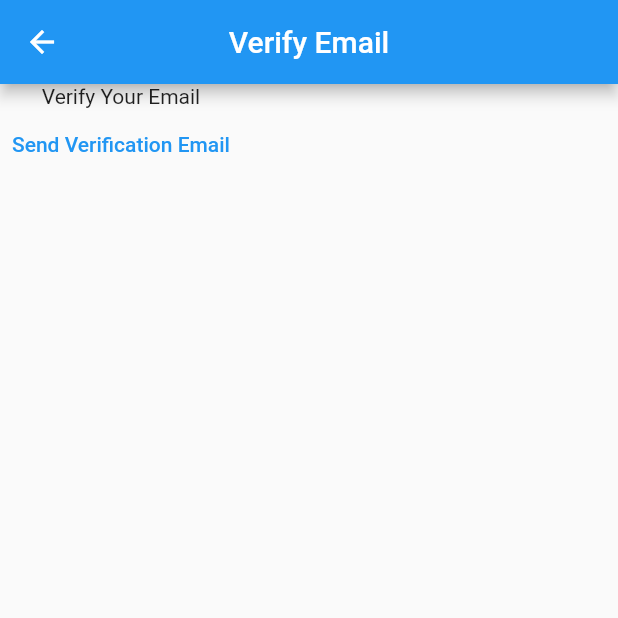
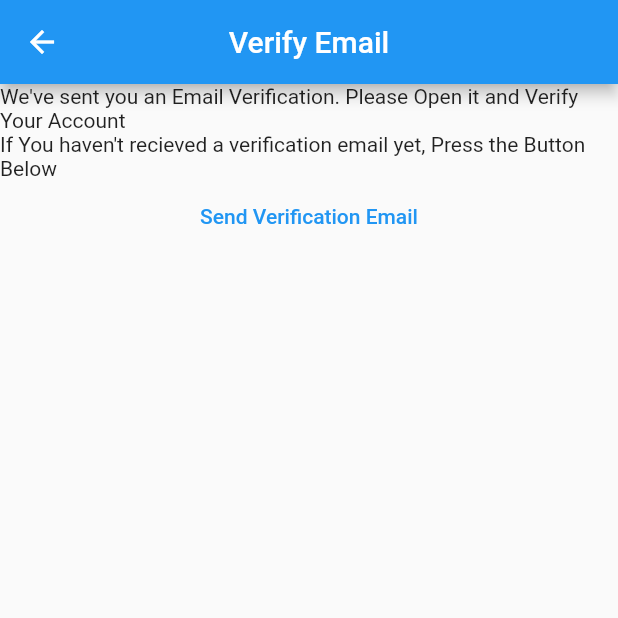
Before and after one commit to Faisal-Ismail65/mynotes, a Flutter app: the VerifyEmailView screen opened directly, on a phone screen of 412 x 824 dp, the top half of it. Run offline on Flutter 3.47's test engine with Material 2 defaults, Android fonts, the phone set to English and light mode, and no system bars; our stand-ins replace firebase_auth, firebase_core; accounts and stored records are empty.

Commit message:
updating verifyEmailRoute

```diff
--- a/lib/constants/routes.dart
+++ b/lib/constants/routes.dart
@@ -2,3 +2,4 @@ const loginRoute = '/login/';
 const registerRoute = '/register/';
 const notesRoute = '/notes/';
 const homePageRoute = '/home/';
+const verifyEmailRoute = '/verify-email/';
--- a/lib/main.dart
+++ b/lib/main.dart
@@ -7,6 +7,7 @@ import 'package:mynotes/constants/routes.dart';
 import 'package:mynotes/firebase_options.dart';
 import 'package:mynotes/views/login_view.dart';
 import 'package:mynotes/views/register_view.dart';
+import 'package:mynotes/views/verify_email_view.dart';
 
 void main() {
   WidgetsFlutterBinding.ensureInitialized();
@@ -21,6 +22,7 @@ void main() {
       registerRoute: (context) => const RegisterView(),
       notesRoute: (context) => const NotesView(),
       homePageRoute: (context) => const HomePage(),
+      verifyEmailRoute: (context) => const VerifyEmailView(),
     },
   ));
 }
--- a/lib/views/register_view.dart
+++ b/lib/views/register_view.dart
@@ -81,6 +81,8 @@ class _RegisterViewState extends State<RegisterView> {
                       email: email,
                       password: password,
                     );
+                    final user = FirebaseAuth.instance.currentUser;
+                    await user?.sendEmailVerification();
                     Navigator.of(context)
                         .pushNamedAndRemoveUntil(notesRoute, (route) => false);
                   } on FirebaseAuthException catch (e) {
--- a/lib/views/verify_email_view.dart
+++ b/lib/views/verify_email_view.dart
@@ -18,7 +18,10 @@ class _VerifyEmailViewState extends State<VerifyEmailView> {
       ),
       body: Column(
         children: [
-          const Text('Verify Your Email'),
+          const Text(
+              "We've sent you an Email Verification. Please Open it and Verify Your Account"),
+          const Text(
+              "If You haven't recieved a verification email yet, Press the Button Below "),
           TextButton(
               onPressed: () async {
                 final user = FirebaseAuth.instance.currentUser;
```
